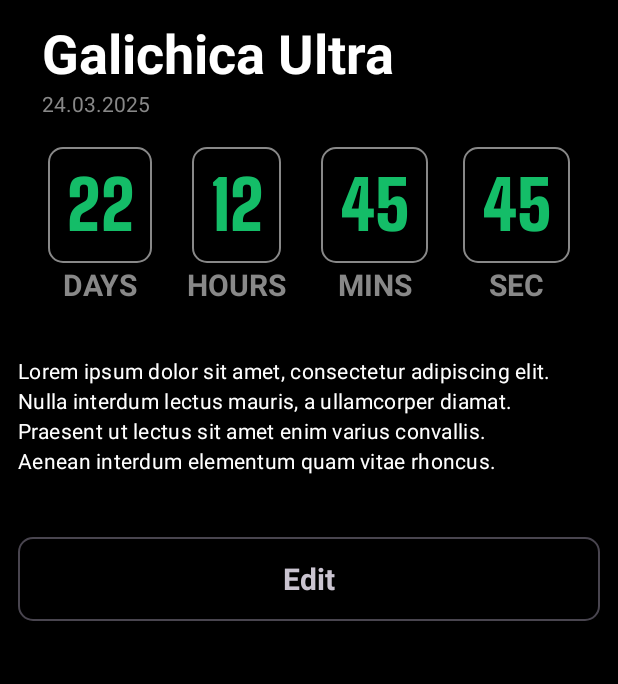
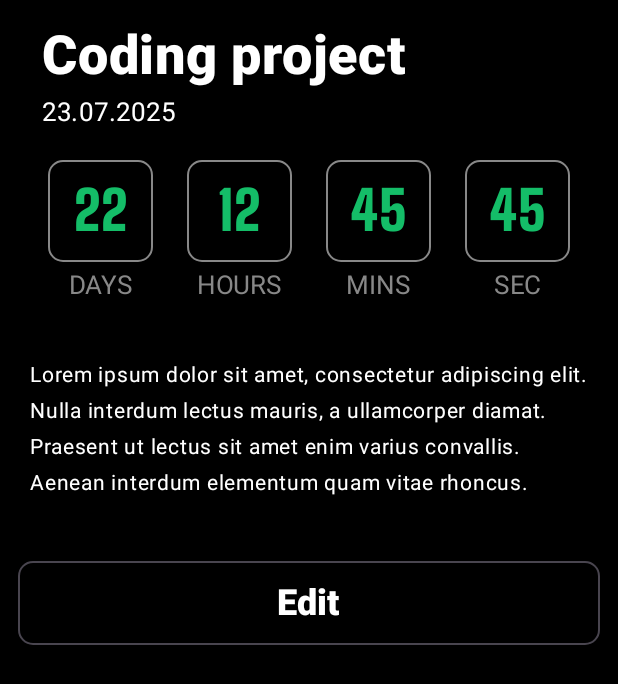
Before and after one commit to boryanz/Dead-line, an Android app built with Jetpack Compose: the screen it shows after launch (MainActivity), after a tap on "Coding project", on a phone screen of 412 x 824 dp. Shown: the top 684 px of the screen. Run offline under Robolectric (Android 15) with nearby library versions, the phone set to English and light mode, and no system bars.

Commit message:
cleaning up the texts

```diff
--- a/app/src/main/java/com/boryans/deadline/ui/components/Button.kt
+++ b/app/src/main/java/com/boryans/deadline/ui/components/Button.kt
@@ -2,17 +2,10 @@ package com.boryans.deadline.ui.components
 
 import androidx.compose.foundation.layout.fillMaxWidth
 import androidx.compose.foundation.layout.height
-import androidx.compose.foundation.layout.padding
 import androidx.compose.foundation.shape.RoundedCornerShape
-import androidx.compose.material3.Button
-import androidx.compose.material3.ButtonDefaults
-import androidx.compose.material3.MaterialTheme
 import androidx.compose.material3.OutlinedButton
-import androidx.compose.material3.Text
 import androidx.compose.runtime.Composable
 import androidx.compose.ui.Modifier
-import androidx.compose.ui.graphics.Color
-import androidx.compose.ui.text.font.FontWeight
 import androidx.compose.ui.tooling.preview.Preview
 import androidx.compose.ui.unit.dp
 import com.boryans.deadline.ui.theme.DeadlineTheme
@@ -30,14 +23,11 @@ fun DeadlineButton(
     onClick = onClick,
     shape = RoundedCornerShape(10.dp)
   ) {
-    Text(
-      text = text,
-      style = MaterialTheme.typography.headlineMedium,
-    )
+    Text.HeadlineSmall(text = text)
   }
 }
 
-@Preview(showBackground = true)
+@Preview(showBackground = false)
 @Composable
 private fun DeadlineButtonPreview() {
   DeadlineTheme {
--- a/app/src/main/java/com/boryans/deadline/ui/components/DeadlineItem.kt
+++ b/app/src/main/java/com/boryans/deadline/ui/components/DeadlineItem.kt
@@ -11,10 +11,10 @@ import androidx.compose.foundation.layout.fillMaxWidth
 import androidx.compose.foundation.layout.height
 import androidx.compose.foundation.layout.padding
 import androidx.compose.foundation.layout.width
+import androidx.compose.foundation.layout.wrapContentHeight
 import androidx.compose.foundation.shape.RoundedCornerShape
 import androidx.compose.material3.MaterialTheme
 import androidx.compose.material3.Surface
-import androidx.compose.material3.Text
 import androidx.compose.runtime.Composable
 import androidx.compose.ui.Alignment
 import androidx.compose.ui.Modifier
@@ -36,30 +36,22 @@ fun DeadlineItem(
   Box(
     modifier = modifier
       .fillMaxWidth()
-      .padding(horizontal = 12.dp, vertical = 6.dp)
+      .padding(horizontal = 12.dp)
       .height(80.dp)
       .clickable { onDeadlineItemClick() },
     contentAlignment = Alignment.Center,
   ) {
     Row(
-      modifier = modifier
-        .fillMaxWidth()
-        .padding(12.dp),
+      modifier = modifier.fillMaxWidth(),
       horizontalArrangement = Arrangement.SpaceAround,
       verticalAlignment = Alignment.CenterVertically
     ) {
-      Column(horizontalAlignment = Alignment.Start) {
-        Text(
-          text = deadline.title,
-          style = MaterialTheme.typography.headlineSmall,
-          color = Color.White,
-        )
+      Column(
+        horizontalAlignment = Alignment.Start
+      ) {
+        Text.DefaultLarge(text = deadline.title)
         Spacer(modifier = Modifier.height(4.dp))
-        Text(
-          text = "December 24th, 2025",
-          style = MaterialTheme.typography.bodySmall,
-          color = Color.Gray
-        )
+        Text.Default(text = deadline.timestamp, textColor = Color.Gray)
       }
       Spacer(modifier = Modifier.width(12.dp))
       TimeBoxRow(deadline)
@@ -95,22 +87,21 @@ fun TimeBox(
       Box(
         modifier = modifier
           .width(40.dp)
-          .height(40.dp),
+          .wrapContentHeight()
+          .padding(4.dp),
         contentAlignment = Alignment.Center
       ) {
-        Text(
-          text = time.uppercase(Locale.getDefault()),
-          style = MaterialTheme.typography.headlineMedium,
-          color = MaterialTheme.colorScheme.primary,
-          fontFamily = bigShouldersDisplayBlack
+        Text.HeadlineSmall(
+          text = time,
+          fontFamily = bigShouldersDisplayBlack,
+          textColor = MaterialTheme.colorScheme.primary
         )
       }
     }
     Spacer(modifier = Modifier.height(3.dp))
-    Text(
+    Text.HeadlineExtraSmall(
       text = title.uppercase(Locale.getDefault()),
-      style = MaterialTheme.typography.titleMedium,
-      color = Color.Gray,
+      textColor = Color.Gray
     )
   }
 
--- /dev/null
+++ b/app/src/main/java/com/boryans/deadline/ui/components/Text.kt
@@ -0,0 +1,190 @@
+package com.boryans.deadline.ui.components
+
+import androidx.compose.runtime.Composable
+import androidx.compose.ui.Modifier
+import androidx.compose.ui.graphics.Color
+import androidx.compose.ui.text.font.FontFamily
+import androidx.compose.ui.text.font.FontWeight
+import androidx.compose.ui.text.style.TextAlign
+import androidx.compose.ui.text.style.TextOverflow
+import androidx.compose.ui.tooling.preview.Preview
+import androidx.compose.ui.unit.TextUnit
+import androidx.compose.ui.unit.sp
+import com.boryans.deadline.ui.theme.DeadlineTheme
+
+object Text {
+
+  @Composable
+  fun HeadlineLarge(
+    text: String,
+    modifier: Modifier = Modifier,
+    textAlign: TextAlign = TextAlign.Start,
+    fontFamily: FontFamily = FontFamily.Default,
+    textColor: Color = Color.White,
+  ) {
+    Default(
+      modifier = modifier,
+      textAlign = textAlign,
+      textColor = textColor,
+      fontWeight = FontWeight.ExtraBold,
+      text = text,
+      fontFamily = fontFamily,
+      fontSize = 45.sp
+    )
+  }
+
+  @Composable
+  fun Headline(
+    text: String,
+    modifier: Modifier = Modifier,
+    textAlign: TextAlign = TextAlign.Start,
+    textColor: Color = Color.White,
+    maxLines: Int = 1,
+    fontFamily: FontFamily = FontFamily.Default,
+  ) {
+    Default(
+      modifier = modifier,
+      textAlign = textAlign,
+      textColor = textColor,
+      fontWeight = FontWeight.ExtraBold,
+      text = text,
+      fontFamily = fontFamily,
+      maxLines = maxLines,
+      fontSize = 36.sp
+    )
+  }
+
+  @Composable
+  fun HeadlineSmall(
+    text: String,
+    modifier: Modifier = Modifier,
+    textAlign: TextAlign = TextAlign.Start,
+    maxLines: Int = 1,
+    textColor: Color = Color.White,
+    fontFamily: FontFamily = FontFamily.Default,
+  ) {
+    Default(
+      modifier = modifier,
+      textAlign = textAlign,
+      textColor = textColor,
+      fontWeight = FontWeight.ExtraBold,
+      maxLines = maxLines,
+      text = text,
+      fontFamily = fontFamily,
+      fontSize = 24.sp
+    )
+  }
+
+  @Composable
+  fun HeadlineExtraSmall(
+    text: String,
+    modifier: Modifier = Modifier,
+    textAlign: TextAlign = TextAlign.Start,
+    textColor: Color = Color.White,
+    maxLines: Int = 1,
+  ) {
+    Default(
+      modifier = modifier,
+      textAlign = textAlign,
+      textColor = textColor,
+      fontWeight = FontWeight.ExtraBold,
+      text = text,
+      maxLines = maxLines,
+      fontSize = 12.sp
+    )
+  }
+
+  @Composable
+  fun DefaultLarge(
+    text: String,
+    modifier: Modifier = Modifier,
+    textAlign: TextAlign = TextAlign.Start,
+    textColor: Color = Color.White,
+    maxLines: Int = 1,
+  ) {
+    Default(
+      modifier = modifier,
+      textAlign = textAlign,
+      textColor = textColor,
+      text = text,
+      maxLines = maxLines,
+      fontSize = 17.sp
+    )
+  }
+
+  @Composable
+  fun Default(
+    text: String,
+    modifier: Modifier = Modifier,
+    textAlign: TextAlign = TextAlign.Start,
+    textColor: Color = Color.White,
+    fontWeight: FontWeight = FontWeight.Normal,
+    maxLines: Int = 1,
+    textOverflow: TextOverflow = TextOverflow.Ellipsis,
+    fontSize: TextUnit = 14.sp,
+    fontFamily: FontFamily = FontFamily.Default,
+  ) {
+    androidx.compose.material3.Text(
+      modifier = modifier,
+      text = text,
+      fontSize = fontSize,
+      textAlign = textAlign,
+      fontWeight = fontWeight,
+      maxLines = maxLines,
+      overflow = textOverflow,
+      fontFamily = fontFamily,
+      color = textColor,
+    )
+  }
+
+
+}
+
+@Preview
+@Composable
+private fun HeadlineLargePreview() {
+  DeadlineTheme {
+    Text.HeadlineLarge(text = "Headline large")
+  }
+}
+
+
+@Preview
+@Composable
+private fun HeadlinePreview() {
+  DeadlineTheme {
+    Text.Headline(text = "Headline")
+  }
+}
+
+@Preview
+@Composable
+private fun HeadlineSmallPreview() {
+  DeadlineTheme {
+    Text.HeadlineSmall(text = "Headline small")
+  }
+}
+
+@Preview
+@Composable
+private fun HeadlineExtraSmallPreview() {
+  DeadlineTheme {
+    Text.HeadlineExtraSmall(text = "Headline extra small")
+  }
+}
+
+@Preview
+@Composable
+private fun DefaultLargePreview() {
+  DeadlineTheme {
+    Text.DefaultLarge(text = "Default large")
+  }
+}
+
+@Preview
+@Composable
+private fun DefaultPreview() {
+  DeadlineTheme {
+    Text.Default(text = "Default")
+  }
+}
--- a/app/src/main/java/com/boryans/deadline/ui/screen/DeadlineDetails.kt
+++ b/app/src/main/java/com/boryans/deadline/ui/screen/DeadlineDetails.kt
@@ -12,25 +12,24 @@ import androidx.compose.foundation.layout.fillMaxWidth
 import androidx.compose.foundation.layout.height
 import androidx.compose.foundation.layout.padding
 import androidx.compose.foundation.layout.width
+import androidx.compose.foundation.layout.wrapContentHeight
 import androidx.compose.foundation.layout.wrapContentSize
 import androidx.compose.foundation.shape.RoundedCornerShape
 import androidx.compose.material3.MaterialTheme
 import androidx.compose.material3.Scaffold
 import androidx.compose.material3.Surface
-import androidx.compose.material3.Text
 import androidx.compose.runtime.Composable
 import androidx.compose.ui.Alignment
 import androidx.compose.ui.Modifier
 import androidx.compose.ui.graphics.Color
-import androidx.compose.ui.text.style.TextAlign
 import androidx.compose.ui.tooling.preview.Preview
 import androidx.compose.ui.unit.dp
-import androidx.compose.ui.unit.sp
 import androidx.navigation.NavGraphBuilder
 import androidx.navigation.NavHostController
 import androidx.navigation.compose.composable
 import com.boryans.deadline.navigation.Route
 import com.boryans.deadline.ui.components.DeadlineButton
+import com.boryans.deadline.ui.components.Text
 import com.boryans.deadline.ui.theme.DeadlineTheme
 import com.boryans.deadline.ui.theme.bigShouldersDisplayBlack
 import java.util.Locale
@@ -69,14 +68,12 @@ fun DeadlineContent(
   ) {
     TimeBoxCard()
     Spacer(modifier = Modifier.height(20.dp))
-    Text(
-      modifier = Modifier.fillMaxWidth(),
+    Text.Default(
       text = "Lorem ipsum dolor sit amet, consectetur adipiscing elit.\n" +
         "Nulla interdum lectus mauris, a ullamcorper diamat. \n" +
         "Praesent ut lectus sit amet enim varius convallis. \n" +
         "Aenean interdum elementum quam vitae rhoncus.",
-      style = MaterialTheme.typography.bodyMedium,
-      color = Color.White
+      maxLines = 10,
     )
     Spacer(modifier = Modifier.height(40.dp))
     DeadlineButton(text = "Edit", onClick = onClick)
@@ -101,15 +98,9 @@ fun TimeBoxCard(modifier: Modifier = Modifier) {
           modifier = Modifier.fillMaxWidth(),
           horizontalAlignment = Alignment.Start
         ) {
-          Text(
-            text = "Galichica Ultra", style = MaterialTheme.typography.headlineLarge,
-            color = Color.White
-          )
+          Text.Headline(text = "Coding project")
           Spacer(modifier = Modifier.height(4.dp))
-          Text(
-            text = "24.03.2025", style = MaterialTheme.typography.bodySmall,
-            color = Color.Gray
-          )
+          Text.DefaultLarge(text = "23.07.2025")
         }
         Spacer(modifier = Modifier.height(20.dp))
         TimerRowDetails()
@@ -148,26 +139,25 @@ fun TimerBoxDetails(
     ) {
       Box(
         modifier = modifier
-          .wrapContentSize()
+          .width(70.dp)
+          .wrapContentHeight()
           .padding(12.dp),
         contentAlignment = Alignment.Center
       ) {
-        Text(
+        Text.Headline(
           text = time.uppercase(Locale.getDefault()),
-          fontSize = 45.sp,
-          fontFamily = bigShouldersDisplayBlack,
-          color = MaterialTheme.colorScheme.primary,
-          textAlign = TextAlign.Center
+          textColor = MaterialTheme.colorScheme.primary,
+          fontFamily = bigShouldersDisplayBlack
         )
       }
     }
     Spacer(modifier = Modifier.height(3.dp))
-    Text(
+    Text.DefaultLarge(
       text = title.uppercase(Locale.getDefault()),
-      style = MaterialTheme.typography.headlineMedium,
-      color = Color.Gray,
+      textColor = Color.Gray
     )
   }
+
 
 }
 
```
Also changed, not shown: app/src/main/java/com/boryans/deadline/ui/components/DeadlineInput.kt (+1 -9 lines).
